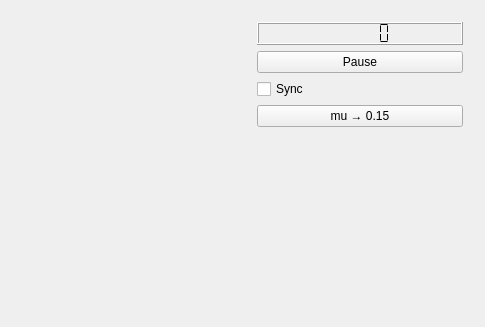
The window that mainwindow.ui (anisart/ressler) describes before a commit, drawn with Qt 5.
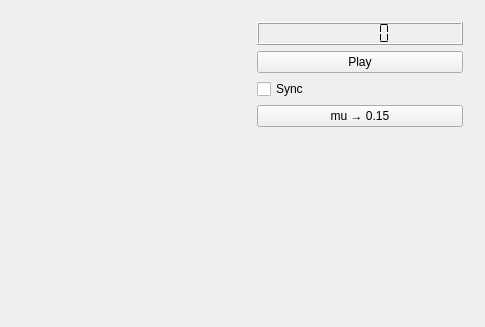
The same window after the commit. Custom widgets are drawn as their Qt base class.

What changed in the file:
```diff
--- a/mainwindow.ui
+++ b/mainwindow.ui
@@ -40,7 +40,7 @@
           <bool>true</bool>
          </property>
          <property name="text">
-          <string>Pause</string>
+          <string>Play</string>
          </property>
         </widget>
        </item>
```
Left out of the diff: 2 changed lines with no effect on the pictures.
